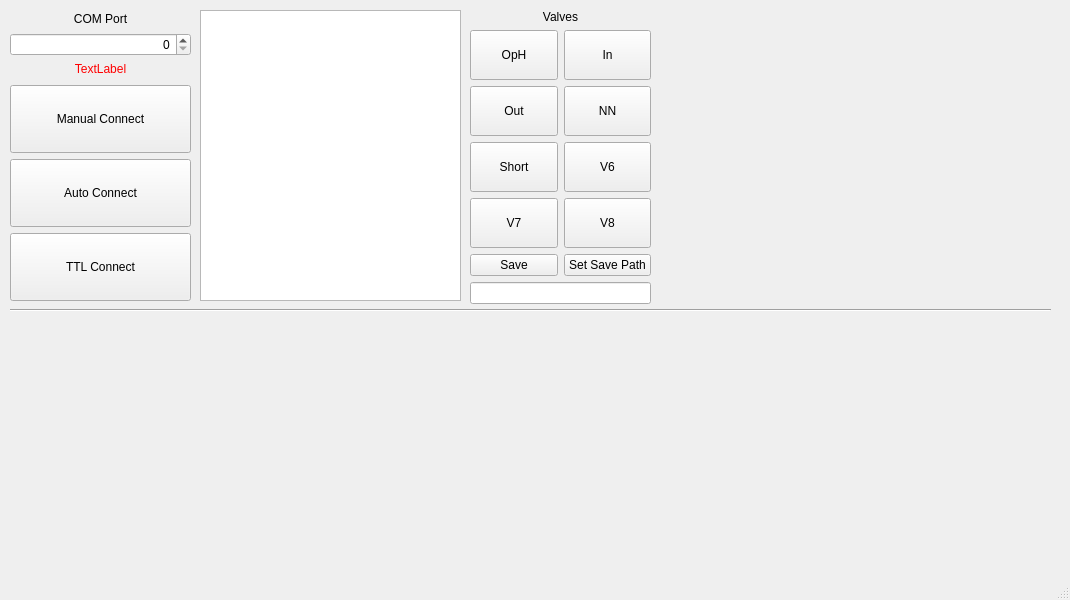
This is ArdControl/SpecControl.ui in uoy-research/Chemistry-Spectrometer-Control as Qt 5 draws it before an edit. The edited form follows.
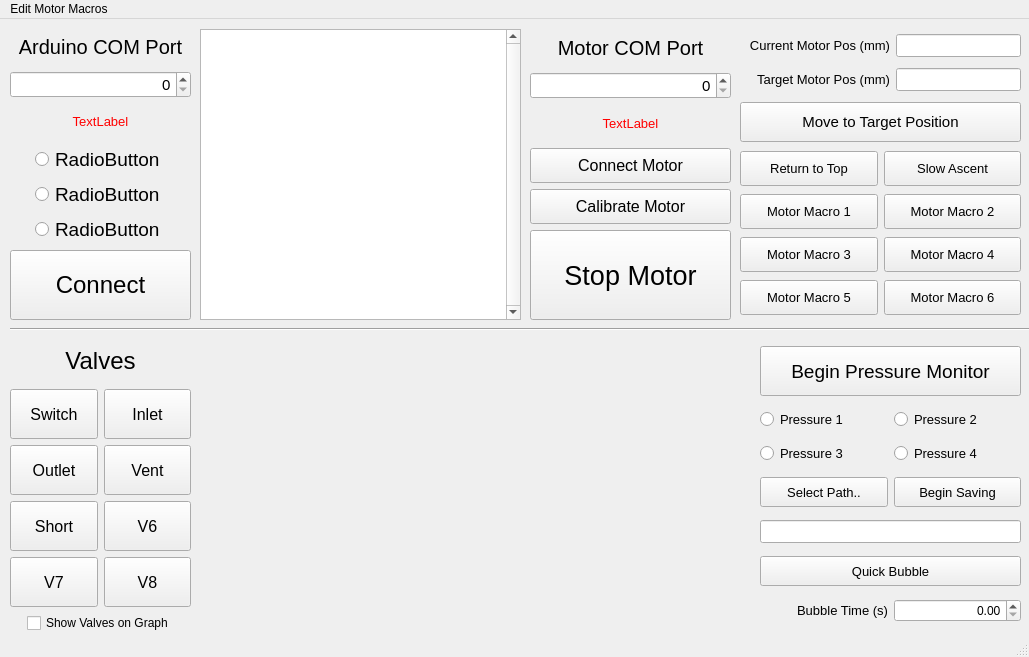
This is the edited form.

Commit message: UI Design Ver2

Diff of the .ui file:
```diff
--- a/ArdControl/SpecControl.ui
+++ b/ArdControl/SpecControl.ui
@@ -6,8 +6,8 @@
    <rect>
     <x>0</x>
     <y>0</y>
-    <width>1070</width>
-    <height>600</height>
+    <width>1029</width>
+    <height>657</height>
    </rect>
   </property>
   <property name="windowTitle">
@@ -25,9 +25,17 @@
     </property>
     <layout class="QVBoxLayout" name="verticalLayout">
      <item>
-      <widget class="QLabel" name="ArdCOMPortLabel">
+      <widget class="QLabel" name="ardCOMPortLabel">
+       <property name="enabled">
+        <bool>true</bool>
+       </property>
+       <property name="font">
+        <font>
+         <pointsize>15</pointsize>
+        </font>
+       </property>
        <property name="text">
-        <string>COM Port</string>
+        <string>Arduino COM Port</string>
        </property>
        <property name="alignment">
         <set>Qt::AlignCenter</set>
@@ -35,7 +43,18 @@
       </widget>
      </item>
      <item>
-      <widget class="QSpinBox" name="COMPortSpinBox">
+      <widget class="QSpinBox" name="ardCOMPortSpinBox">
+       <property name="minimumSize">
+        <size>
+         <width>0</width>
+         <height>24</height>
+        </size>
+       </property>
+       <property name="font">
+        <font>
+         <pointsize>11</pointsize>
+        </font>
+       </property>
        <property name="alignment">
         <set>Qt::AlignRight|Qt::AlignTrailing|Qt::AlignVCenter</set>
        </property>
@@ -80,50 +99,70 @@
          </disabled>
         </palette>
        </property>
+       <property name="font">
+        <font>
+         <pointsize>10</pointsize>
+        </font>
+       </property>
        <property name="text">
         <string>TextLabel</string>
        </property>
        <property name="alignment">
-        <set>Qt::AlignHCenter|Qt::AlignTop</set>
+        <set>Qt::AlignCenter</set>
        </property>
       </widget>
      </item>
-     <item>
-      <widget class="QPushButton" name="ManualConnectButton">
-       <property name="minimumSize">
-        <size>
-         <width>0</width>
-         <height>68</height>
-        </size>
+     <item alignment="Qt::AlignHCenter">
+      <widget class="QRadioButton" name="autoConnectRadioButton">
+       <property name="font">
+        <font>
+         <pointsize>14</pointsize>
+        </font>
        </property>
        <property name="text">
-        <string>Manual Connect</string>
+        <string>RadioButton</string>
        </property>
       </widget>
      </item>
-     <item>
-      <widget class="QPushButton" name="AutoConnectButton">
-       <property name="minimumSize">
-        <size>
-         <width>0</width>
-         <height>68</height>
-        </size>
+     <item alignment="Qt::AlignHCenter">
+      <widget class="QRadioButton" name="TTLRadioButton">
+       <property name="font">
+        <font>
+         <pointsize>14</pointsize>
+        </font>
        </property>
        <property name="text">
-        <string>Auto Connect</string>
+        <string>RadioButton</string>
        </property>
       </widget>
      </item>
+     <item alignment="Qt::AlignHCenter">
+      <widget class="QRadioButton" name="manualRadioButton">
+       <property name="font">
+        <font>
+         <pointsize>14</pointsize>
+        </font>
+       </property>
+       <property name="text">
+        <string>RadioButton</string>
+       </property>
+      </widget>
+     </item>
      <item>
       <widget class="QPushButton" name="TTLConnectButton">
        <property name="minimumSize">
         <size>
          <width>0</width>
-         <height>68</height>
+         <height>70</height>
         </size>
        </property>
+       <property name="font">
+        <font>
+         <pointsize>18</pointsize>
+        </font>
+       </property>
        <property name="text">
-        <string>TTL Connect</string>
+        <string>Connect</string>
        </property>
       </widget>
      </item>
@@ -134,10 +173,21 @@
      <rect>
       <x>200</x>
       <y>10</y>
-      <width>261</width>
+      <width>321</width>
       <height>291</height>
      </rect>
     </property>
+    <property name="font">
+     <font>
+      <pointsize>12</pointsize>
+     </font>
+    </property>
+    <property name="verticalScrollBarPolicy">
+     <enum>Qt::ScrollBarAlwaysOn</enum>
+    </property>
+    <property name="horizontalScrollBarPolicy">
+     <enum>Qt::ScrollBarAlwaysOff</enum>
+    </property>
    </widget>
    <widget class="Line" name="line">
     <property name="geometry">
@@ -155,14 +205,14 @@
    <widget class="QWidget" name="gridLayoutWidget">
     <property name="geometry">
      <rect>
-      <x>470</x>
-      <y>10</y>
+      <x>10</x>
+      <y>320</y>
       <width>181</width>
       <height>294</height>
      </rect>
     </property>
-    <layout class="QGridLayout" name="gridLayout">
-     <item row="1" column="1">
+    <layout class="QGridLayout" name="valveLayout">
+     <item row="2" column="1">
       <widget class="QPushButton" name="Valve2Button">
        <property name="minimumSize">
         <size>
@@ -170,35 +220,17 @@
          <height>50</height>
         </size>
        </property>
-       <property name="text">
-        <string>In</string>
+       <property name="font">
+        <font>
+         <pointsize>12</pointsize>
+        </font>
        </property>
-      </widget>
-     </item>
-     <item row="1" column="0">
-      <widget class="QPushButton" name="Valve1Button">
-       <property name="minimumSize">
-        <size>
-         <width>0</width>
-         <height>50</height>
-        </size>
-       </property>
        <property name="text">
-        <string>OpH</string>
+        <string>Inlet</string>
        </property>
       </widget>
      </item>
-     <item row="0" column="0" colspan="2">
-      <widget class="QLabel" name="ValveLabel">
-       <property name="text">
-        <string>Valves</string>
-       </property>
-       <property name="alignment">
-        <set>Qt::AlignCenter</set>
-       </property>
-      </widget>
-     </item>
-     <item row="4" column="0">
+     <item row="5" column="0">
       <widget class="QPushButton" name="Valve7Button">
        <property name="minimumSize">
         <size>
@@ -206,12 +238,17 @@
          <height>50</height>
         </size>
        </property>
+       <property name="font">
+        <font>
+         <pointsize>12</pointsize>
+        </font>
+       </property>
        <property name="text">
         <string>V7</string>
        </property>
       </widget>
      </item>
-     <item row="3" column="1">
+     <item row="4" column="1">
       <widget class="QPushButton" name="Valve6Button">
        <property name="minimumSize">
         <size>
@@ -219,38 +256,35 @@
          <height>50</height>
         </size>
        </property>
+       <property name="font">
+        <font>
+         <pointsize>12</pointsize>
+        </font>
+       </property>
        <property name="text">
         <string>V6</string>
        </property>
       </widget>
      </item>
      <item row="2" column="0">
-      <widget class="QPushButton" name="Valve3Button">
+      <widget class="QPushButton" name="Valve1Button">
        <property name="minimumSize">
         <size>
          <width>0</width>
          <height>50</height>
         </size>
        </property>
-       <property name="text">
-        <string>Out</string>
+       <property name="font">
+        <font>
+         <pointsize>12</pointsize>
+        </font>
        </property>
-      </widget>
-     </item>
-     <item row="3" column="0">
-      <widget class="QPushButton" name="Valve5Button">
-       <property name="minimumSize">
-        <size>
-         <width>0</width>
-         <height>50</height>
-        </size>
-       </property>
        <property name="text">
-        <string>Short</string>
+        <string>Switch</string>
        </property>
       </widget>
      </item>
-     <item row="2" column="1">
+     <item row="3" column="1">
       <widget class="QPushButton" name="Valve4Button">
        <property name="minimumSize">
         <size>
@@ -258,12 +292,35 @@
          <height>50</height>
         </size>
        </property>
+       <property name="font">
+        <font>
+         <pointsize>12</pointsize>
+        </font>
+       </property>
        <property name="text">
-        <string>NN</string>
+        <string>Vent</string>
        </property>
       </widget>
      </item>
-     <item row="4" column="1">
+     <item row="3" column="0">
+      <widget class="QPushButton" name="Valve3Button">
+       <property name="minimumSize">
+        <size>
+         <width>0</width>
+         <height>50</height>
+        </size>
+       </property>
+       <property name="font">
+        <font>
+         <pointsize>12</pointsize>
+        </font>
+       </property>
+       <property name="text">
+        <string>Outlet</string>
+       </property>
+      </widget>
+     </item>
+     <item row="5" column="1">
       <widget class="QPushButton" name="Valve8Button">
        <property name="minimumSize">
         <size>
@@ -271,29 +328,624 @@
          <height>50</height>
         </size>
        </property>
+       <property name="font">
+        <font>
+         <pointsize>12</pointsize>
+        </font>
+       </property>
        <property name="text">
         <string>V8</string>
        </property>
       </widget>
      </item>
-     <item row="5" column="1">
-      <widget class="QPushButton" name="SetSavePathButton">
+     <item row="4" column="0">
+      <widget class="QPushButton" name="Valve5Button">
+       <property name="minimumSize">
+        <size>
+         <width>0</width>
+         <height>50</height>
+        </size>
+       </property>
+       <property name="font">
+        <font>
+         <pointsize>12</pointsize>
+        </font>
+       </property>
        <property name="text">
-        <string>Set Save Path</string>
+        <string>Short</string>
        </property>
       </widget>
      </item>
-     <item row="7" column="0" colspan="2">
-      <widget class="QLineEdit" name="SavePathEdit">
-       <property name="dragEnabled">
+     <item row="0" column="0" colspan="2">
+      <widget class="QLabel" name="ValveLabel">
+       <property name="font">
+        <font>
+         <pointsize>18</pointsize>
+        </font>
+       </property>
+       <property name="text">
+        <string>Valves</string>
+       </property>
+       <property name="alignment">
+        <set>Qt::AlignCenter</set>
+       </property>
+      </widget>
+     </item>
+     <item row="6" column="0" colspan="2" alignment="Qt::AlignHCenter">
+      <widget class="QCheckBox" name="showValvesCheckbox">
+       <property name="font">
+        <font>
+         <pointsize>9</pointsize>
+        </font>
+       </property>
+       <property name="text">
+        <string>Show Valves on Graph</string>
+       </property>
+       <property name="tristate">
         <bool>false</bool>
        </property>
       </widget>
      </item>
-     <item row="5" column="0">
-      <widget class="QPushButton" name="SaveButton">
+    </layout>
+   </widget>
+   <widget class="QWidget" name="verticalLayoutWidget_2">
+    <property name="geometry">
+     <rect>
+      <x>530</x>
+      <y>10</y>
+      <width>201</width>
+      <height>291</height>
+     </rect>
+    </property>
+    <layout class="QVBoxLayout" name="motorConnectLayout">
+     <item>
+      <widget class="QLabel" name="motorCOMPortLabel">
+       <property name="enabled">
+        <bool>true</bool>
+       </property>
+       <property name="font">
+        <font>
+         <pointsize>15</pointsize>
+        </font>
+       </property>
        <property name="text">
-        <string>Save</string>
+        <string>Motor COM Port</string>
+       </property>
+       <property name="alignment">
+        <set>Qt::AlignCenter</set>
+       </property>
+      </widget>
+     </item>
+     <item>
+      <widget class="QSpinBox" name="motorCOMPortSpinBox">
+       <property name="minimumSize">
+        <size>
+         <width>0</width>
+         <height>24</height>
+        </size>
+       </property>
+       <property name="font">
+        <font>
+         <pointsize>11</pointsize>
+        </font>
+       </property>
+       <property name="alignment">
+        <set>Qt::AlignRight|Qt::AlignTrailing|Qt::AlignVCenter</set>
+       </property>
+      </widget>
+     </item>
+     <item>
+      <widget class="QLabel" name="motorWarningLabel">
+       <property name="palette">
+        <palette>
+         <active>
+          <colorrole role="WindowText">
+           <brush brushstyle="SolidPattern">
+            <color alpha="255">
+             <red>255</red>
+             <green>0</green>
+             <blue>0</blue>
+            </color>
+           </brush>
+          </colorrole>
+         </active>
+         <inactive>
+          <colorrole role="WindowText">
+           <brush brushstyle="SolidPattern">
+            <color alpha="255">
+             <red>255</red>
+             <green>0</green>
+             <blue>0</blue>
+            </color>
+           </brush>
+          </colorrole>
+         </inactive>
+         <disabled>
+          <colorrole role="WindowText">
+           <brush brushstyle="SolidPattern">
+            <color alpha="255">
+             <red>120</red>
+             <green>120</green>
+             <blue>120</blue>
+            </color>
+           </brush>
+          </colorrole>
+         </disabled>
+        </palette>
+       </property>
+       <property name="font">
+        <font>
+         <pointsize>10</pointsize>
+        </font>
+       </property>
+       <property name="text">
+        <string>TextLabel</string>
+       </property>
+       <property name="alignment">
+        <set>Qt::AlignCenter</set>
+       </property>
+      </widget>
+     </item>
+     <item>
+      <widget class="QPushButton" name="motorConnectButton">
+       <property name="minimumSize">
+        <size>
+         <width>0</width>
+         <height>35</height>
+        </size>
+       </property>
+       <property name="font">
+        <font>
+         <pointsize>12</pointsize>
+        </font>
+       </property>
+       <property name="text">
+        <string>Connect Motor</string>
+       </property>
+      </widget>
+     </item>
+     <item>
+      <widget class="QPushButton" name="motorCalibrateButton">
+       <property name="minimumSize">
+        <size>
+         <width>0</width>
+         <height>35</height>
+        </size>
+       </property>
+       <property name="font">
+        <font>
+         <pointsize>12</pointsize>
+        </font>
+       </property>
+       <property name="text">
+        <string>Calibrate Motor</string>
+       </property>
+      </widget>
+     </item>
+     <item>
+      <widget class="QPushButton" name="motorStopButton">
+       <property name="minimumSize">
+        <size>
+         <width>0</width>
+         <height>90</height>
+        </size>
+       </property>
+       <property name="font">
+        <font>
+         <pointsize>20</pointsize>
+        </font>
+       </property>
+       <property name="text">
+        <string>Stop Motor</string>
+       </property>
+      </widget>
+     </item>
+    </layout>
+   </widget>
+   <widget class="QWidget" name="gridLayoutWidget_2">
+    <property name="geometry">
+     <rect>
+      <x>760</x>
+      <y>320</y>
+      <width>261</width>
+      <height>291</height>
+     </rect>
+    </property>
+    <layout class="QGridLayout" name="graphLayout">
+     <item row="0" column="0" colspan="2">
+      <widget class="QPushButton" name="pressureMonitorButton">
+       <property name="minimumSize">
+        <size>
+         <width>0</width>
+         <height>50</height>
+        </size>
+       </property>
+       <property name="font">
+        <font>
+         <pointsize>14</pointsize>
+        </font>
+       </property>
+       <property name="text">
+        <string>Begin Pressure Monitor</string>
+       </property>
+      </widget>
+     </item>
+     <item row="2" column="1">
+      <widget class="QRadioButton" name="pressure4RadioButton">
+       <property name="font">
+        <font>
+         <pointsize>10</pointsize>
+        </font>
+       </property>
+       <property name="text">
+        <string>Pressure 4</string>
+       </property>
+      </widget>
+     </item>
+     <item row="1" column="1">
+      <widget class="QRadioButton" name="pressure2RadioButton">
+       <property name="font">
+        <font>
+         <pointsize>10</pointsize>
+        </font>
+       </property>
+       <property name="text">
+        <string>Pressure 2</string>
+       </property>
+      </widget>
+     </item>
+     <item row="1" column="0">
+      <widget class="QRadioButton" name="pressure1RadioButton">
+       <property name="font">
+        <font>
+         <pointsize>10</pointsize>
+        </font>
+       </property>
+       <property name="text">
+        <string>Pressure 1</string>
+       </property>
+      </widget>
+     </item>
+     <item row="2" column="0">
+      <widget class="QRadioButton" name="pressure3RadioButton">
+       <property name="font">
+        <font>
+         <pointsize>10</pointsize>
+        </font>
+       </property>
+       <property name="text">
+        <string>Pressure 3</string>
+       </property>
+      </widget>
+     </item>
+     <item row="3" column="0">
+      <widget class="QPushButton" name="selectSavePathButton">
+       <property name="minimumSize">
+        <size>
+         <width>0</width>
+         <height>30</height>
+        </size>
+       </property>
+       <property name="font">
+        <font>
+         <pointsize>10</pointsize>
+        </font>
+       </property>
+       <property name="text">
+        <string>Select Path..</string>
+       </property>
+      </widget>
+     </item>
+     <item row="4" column="0" colspan="2">
+      <widget class="QLineEdit" name="savePathEdit">
+       <property name="font">
+        <font>
+         <pointsize>10</pointsize>
+        </font>
+       </property>
+      </widget>
+     </item>
+     <item row="3" column="1">
+      <widget class="QPushButton" name="beginSaveButton">
+       <property name="minimumSize">
+        <size>
+         <width>0</width>
+         <height>30</height>
+        </size>
+       </property>
+       <property name="font">
+        <font>
+         <pointsize>10</pointsize>
+        </font>
+       </property>
+       <property name="text">
+        <string>Begin Saving</string>
+       </property>
+      </widget>
+     </item>
+     <item row="6" column="0">
+      <widget class="QLabel" name="bubbleTimeLabel">
+       <property name="font">
+        <font>
+         <pointsize>10</pointsize>
+        </font>
+       </property>
+       <property name="text">
+        <string>Bubble Time (s)</string>
+       </property>
+       <property name="alignment">
+        <set>Qt::AlignRight|Qt::AlignTrailing|Qt::AlignVCenter</set>
+       </property>
+      </widget>
+     </item>
+     <item row="5" column="0" colspan="2">
+      <widget class="QPushButton" name="quickBubbleButton">
+       <property name="minimumSize">
+        <size>
+         <width>0</width>
+         <height>30</height>
+        </size>
+       </property>
+       <property name="font">
+        <font>
+         <pointsize>10</pointsize>
+        </font>
+       </property>
+       <property name="text">
+        <string>Quick Bubble</string>
+       </property>
+      </widget>
+     </item>
+     <item row="6" column="1">
+      <widget class="QDoubleSpinBox" name="bubbleTimeDoubleSpinBox">
+       <property name="alignment">
+        <set>Qt::AlignRight|Qt::AlignTrailing|Qt::AlignVCenter</set>
+       </property>
+      </widget>
+     </item>
+    </layout>
+   </widget>
+   <widget class="QWidget" name="gridLayoutWidget_3">
+    <property name="geometry">
+     <rect>
+      <x>740</x>
+      <y>10</y>
+      <width>281</width>
+      <height>121</height>
+     </rect>
+    </property>
+    <layout class="QGridLayout" name="motorPosLayout">
+     <item row="0" column="0">
+      <widget class="QLabel" name="curMotorPosLabel">
+       <property name="font">
+        <font>
+         <pointsize>10</pointsize>
+        </font>
+       </property>
+       <property name="text">
+        <string>Current Motor Pos (mm)</string>
+       </property>
+       <property name="alignment">
+        <set>Qt::AlignRight|Qt::AlignTrailing|Qt::AlignVCenter</set>
+       </property>
+      </widget>
+     </item>
+     <item row="1" column="1">
+      <widget class="QLineEdit" name="targetMotorPosEdit">
+       <property name="sizePolicy">
+        <sizepolicy hsizetype="Fixed" vsizetype="Fixed">
+         <horstretch>0</horstretch>
+         <verstretch>0</verstretch>
+        </sizepolicy>
+       </property>
+       <property name="font">
+        <font>
+         <pointsize>10</pointsize>
+        </font>
+       </property>
+      </widget>
+     </item>
+     <item row="0" column="1">
+      <widget class="QLineEdit" name="curMotorPosEdit">
+       <property name="sizePolicy">
+        <sizepolicy hsizetype="Fixed" vsizetype="Fixed">
+         <horstretch>0</horstretch>
+         <verstretch>0</verstretch>
+        </sizepolicy>
+       </property>
+       <property name="font">
+        <font>
+         <pointsize>10</pointsize>
+        </font>
+       </property>
+      </widget>
+     </item>
+     <item row="1" column="0">
+      <widget class="QLabel" name="targetMotorPosLabel">
+       <property name="font">
+        <font>
+         <pointsize>10</pointsize>
+        </font>
+       </property>
+       <property name="text">
+        <string>Target Motor Pos (mm)</string>
+       </property>
+       <property name="alignment">
+        <set>Qt::AlignRight|Qt::AlignTrailing|Qt::AlignVCenter</set>
+       </property>
+      </widget>
+     </item>
+     <item row="2" column="0" colspan="2">
+      <widget class="QPushButton" name="motorMoveToTargetButton">
+       <property name="minimumSize">
+        <size>
+         <width>0</width>
+         <height>40</height>
+        </size>
+       </property>
+       <property name="font">
+        <font>
+         <pointsize>11</pointsize>
+        </font>
+       </property>
+       <property name="text">
+        <string>Move to Target Position</string>
+       </property>
+      </widget>
+     </item>
+    </layout>
+   </widget>
+   <widget class="QWidget" name="gridLayoutWidget_4">
+    <property name="geometry">
+     <rect>
+      <x>740</x>
+      <y>130</y>
+      <width>281</width>
+      <height>171</height>
+     </rect>
+    </property>
+    <layout class="QGridLayout" name="motorMacroLayout">
+     <item row="2" column="1">
+      <widget class="QPushButton" name="motorMacro4Button">
+       <property name="minimumSize">
+        <size>
+         <width>0</width>
+         <height>35</height>
+        </size>
+       </property>
+       <property name="font">
+        <font>
+         <pointsize>10</pointsize>
+        </font>
+       </property>
+       <property name="text">
+        <string>Motor Macro 4</string>
+       </property>
+      </widget>
+     </item>
+     <item row="2" column="0">
+      <widget class="QPushButton" name="motorMacro3Button">
+       <property name="minimumSize">
+        <size>
+         <width>0</width>
+         <height>35</height>
+        </size>
+       </property>
+       <property name="font">
+        <font>
+         <pointsize>10</pointsize>
+        </font>
+       </property>
+       <property name="text">
+        <string>Motor Macro 3</string>
+       </property>
+      </widget>
+     </item>
+     <item row="0" column="1">
+      <widget class="QPushButton" name="motorAscentButton">
+       <property name="minimumSize">
+        <size>
+         <width>0</width>
+         <height>35</height>
+        </size>
+       </property>
+       <property name="font">
+        <font>
+         <pointsize>10</pointsize>
+        </font>
+       </property>
+       <property name="text">
+        <string>Slow Ascent</string>
+       </property>
+      </widget>
+     </item>
+     <item row="1" column="0">
+      <widget class="QPushButton" name="motorMacro1Button">
+       <property name="minimumSize">
+        <size>
+         <width>0</width>
+         <height>35</height>
+        </size>
+       </property>
+       <property name="font">
+        <font>
+         <pointsize>10</pointsize>
+        </font>
+       </property>
+       <property name="text">
+        <string>Motor Macro 1</string>
+       </property>
+      </widget>
+     </item>
+     <item row="1" column="1">
+      <widget class="QPushButton" name="motorMacro2Button">
+       <property name="minimumSize">
+        <size>
+         <width>0</width>
+         <height>35</height>
+        </size>
+       </property>
+       <property name="font">
+        <font>
+         <pointsize>10</pointsize>
+        </font>
+       </property>
+       <property name="text">
+        <string>Motor Macro 2</string>
+       </property>
+      </widget>
+     </item>
+     <item row="0" column="0">
+      <widget class="QPushButton" name="motorToTopButton">
+       <property name="minimumSize">
+        <size>
+         <width>0</width>
+         <height>35</height>
+        </size>
+       </property>
+       <property name="font">
+        <font>
+         <pointsize>10</pointsize>
+        </font>
+       </property>
+       <property name="text">
+        <string>Return to Top</string>
+       </property>
+      </widget>
+     </item>
+     <item row="3" column="0">
+      <widget class="QPushButton" name="motorMacro5Button">
+       <property name="minimumSize">
+        <size>
+         <width>0</width>
+         <height>35</height>
+        </size>
+       </property>
+       <property name="font">
+        <font>
+         <pointsize>10</pointsize>
+        </font>
+       </property>
+       <property name="text">
+        <string>Motor Macro 5</string>
+       </property>
+      </widget>
+     </item>
+     <item row="3" column="1">
+      <widget class="QPushButton" name="motorMacro6Button">
+       <property name="minimumSize">
+        <size>
+         <width>0</width>
+         <height>35</height>
+        </size>
+       </property>
+       <property name="font">
+        <font>
+         <pointsize>10</pointsize>
+        </font>
+       </property>
+       <property name="text">
+        <string>Motor Macro 6</string>
        </property>
       </widget>
      </item>
@@ -301,6 +953,28 @@
    </widget>
   </widget>
   <widget class="QStatusBar" name="statusbar"/>
+  <widget class="QMenuBar" name="menuBar">
+   <property name="geometry">
+    <rect>
+     <x>0</x>
+     <y>0</y>
+     <width>1029</width>
+     <height>21</height>
+    </rect>
+   </property>
+   <widget class="QMenu" name="motorMacroMenu">
+    <property name="title">
+     <string>Edit Motor Macros</string>
+    </property>
+    <addaction name="editMotorMacroAction"/>
+   </widget>
+   <addaction name="motorMacroMenu"/>
+  </widget>
+  <action name="editMotorMacroAction">
+   <property name="text">
+    <string>Edit..</string>
+   </property>
+  </action>
  </widget>
  <resources/>
  <connections/>
```
Left out of the diff: 6 changed lines with no effect on the pictures. The commit also changes 3 other files.
